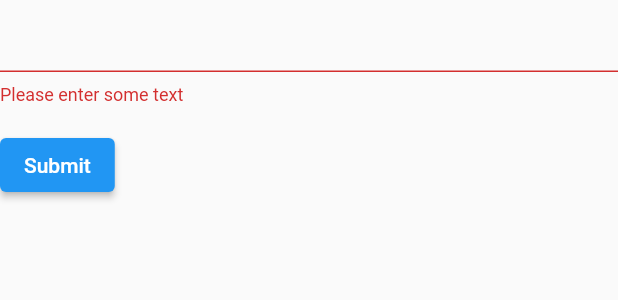
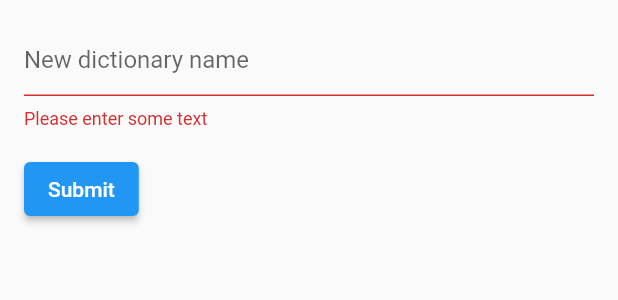
Before and after one commit to TheHolyDenier/applesolutely, a Flutter app: the DictionaryFormWidget widget shown alone on an empty page, opened directly, after a tap on "Submit", on a phone screen of 412 x 824 dp. Shown: the top 300 px of the screen. Run offline on Flutter 3.47's test engine with Material 2 defaults, Android fonts, the phone set to English and light mode, and no system bars; our stand-ins replace hive, hive_flutter; accounts and stored records are empty.

Commit message:
added form to bottom sheet

```diff
--- a/lib/widgets/dictionary_form_widget.dart
+++ b/lib/widgets/dictionary_form_widget.dart
@@ -1,10 +1,9 @@
 import 'dart:io';
 
+import 'package:applesolutely/models/dictionary_model.dart';
+import 'package:applesolutely/services/box_service.dart';
 import 'package:flutter/material.dart';
 import 'package:flutter/widgets.dart';
-
-import '../models/dictionary_model.dart';
-import '../services/box_service.dart';
 
 class DictionaryFormWidget extends StatefulWidget {
   const DictionaryFormWidget({Key? key}) : super(key: key);
@@ -19,9 +18,16 @@ class _DictionaryFormWidgetState extends State<DictionaryFormWidget> {
 
   @override
   Widget build(BuildContext context) {
-    return Form(
+    return Padding(
+      padding: const EdgeInsets.all(8.0),
+      child: Form(
         key: _formKey,
+        child: Padding(
+          padding: const EdgeInsets.all(8.0),
           child: Column(
+            mainAxisSize: MainAxisSize.min,
+            children: [
+              Column(
                 crossAxisAlignment: CrossAxisAlignment.start,
                 children: <Widget>[
                   TextFormField(
@@ -38,21 +44,29 @@ class _DictionaryFormWidgetState extends State<DictionaryFormWidget> {
                       return null;
                     },
                     controller: _dictionaryController,
+                    decoration:
+                        const InputDecoration(hintText: 'New dictionary name'),
                   ),
                   Padding(
                     padding: const EdgeInsets.symmetric(vertical: 16.0),
                     child: ElevatedButton(
                       onPressed: () {
                         if (_formKey.currentState!.validate()) {
-                  BoxService.addDictionary(Dictionary(_dictionaryController.text.trim()));
+                          BoxService.addDictionary(
+                              Dictionary(_dictionaryController.text.trim()));
+                          Navigator.pop(context);
                         }
-                  setState(() { });
+                        setState(() {});
                       },
                       child: const Text('Submit'),
                     ),
                   ),
                 ],
               ),
+            ],
+          ),
+        ),
+      ),
     );
   }
 }
```
Also changed, not shown: lib/screens/main_screen.dart (+20 -17 lines). Lines whose indentation alone changed are shown as unchanged.
